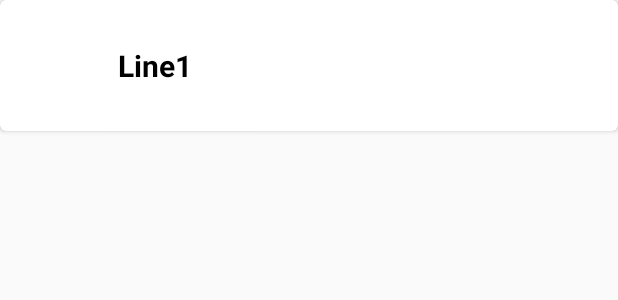
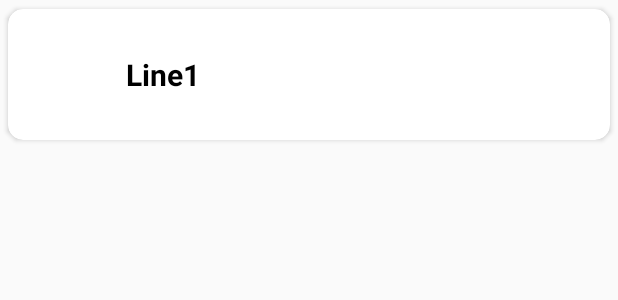
Before and after one commit to lee00670/FrigeFriend, an Android app: the layout category_item.xml on its own in the app's theme, with its tools: preview values and no code run, on a phone screen of 412 x 824 dp. Shown: the top 300 px of the screen. Run offline under Robolectric (Android 15) with nearby library versions, the phone set to English and light mode, and no system bars; network calls fail; Roboto replaces fonts that are not available here.

Commit message:
category Item Activity
1. created space between cardviews

```diff
--- a/app/src/main/res/layout/category_item.xml
+++ b/app/src/main/res/layout/category_item.xml
@@ -3,7 +3,8 @@
     android:layout_width="match_parent"
     android:layout_height="wrap_content"
     xmlns:app="http://schemas.android.com/apk/res-auto"
-    app:cardCornerRadius="4dp">
+    app:cardCornerRadius="10dp"
+    app:cardUseCompatPadding="true">
 
     <RelativeLayout
         android:layout_width="340dp"
```
